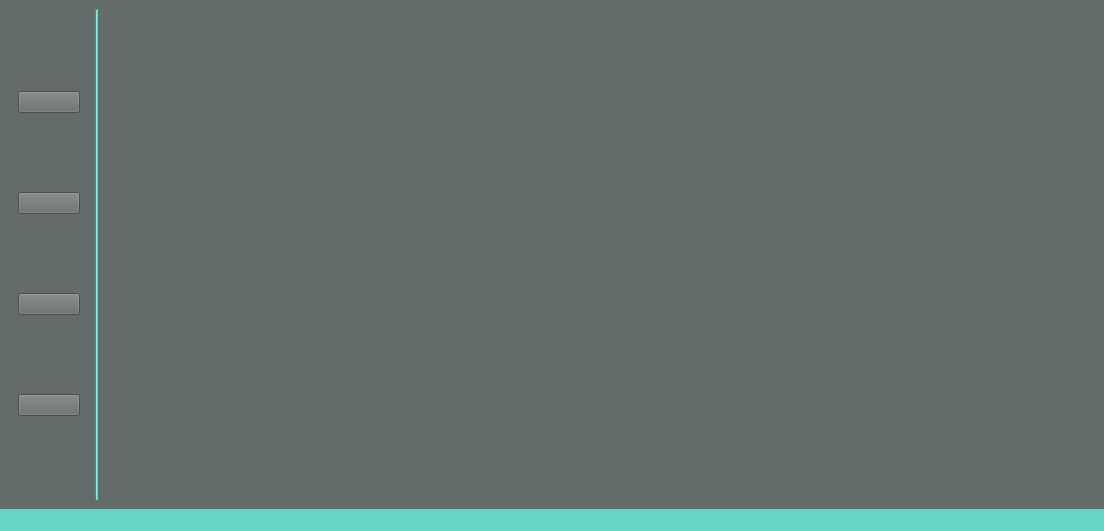
Maks-Tulewicz/WDS_projekt, file HEX_Service/mainwindow.ui: the form before one commit.
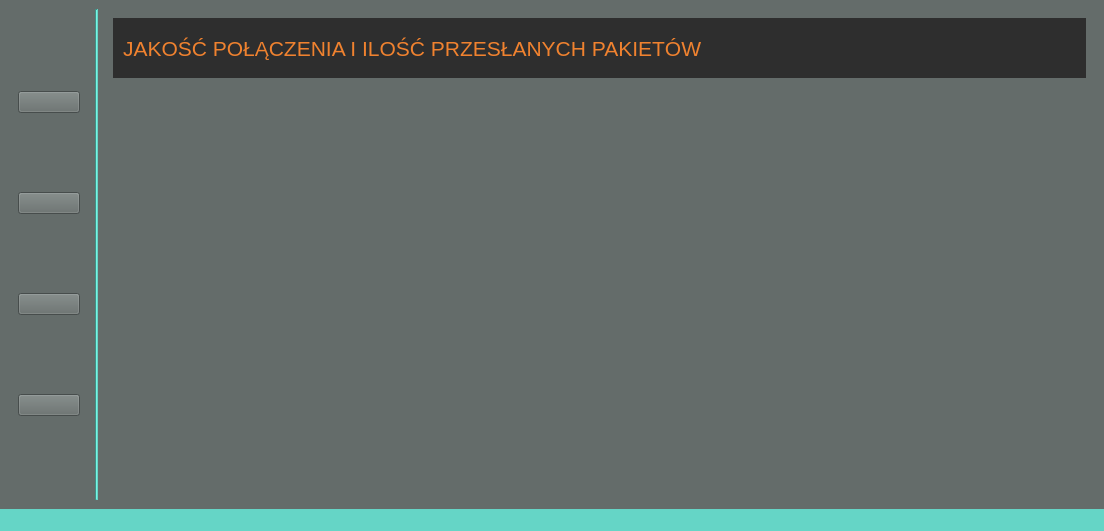
The form after the commit. The open tabs and pages were chosen to show the change. Icons and pictures are not drawn. Custom widgets are drawn as their Qt base class.

Diff of the .ui file:
```diff
--- a/HEX_Service/mainwindow.ui
+++ b/HEX_Service/mainwindow.ui
@@ -1045,6 +1045,28 @@
       </widget>
       <widget class="QWidget" name="fMconnectionWD">
        <layout class="QVBoxLayout" name="verticalLayout_5">
+        <item>
+         <widget class="QLabel" name="titleFmLabel">
+          <property name="maximumSize">
+           <size>
+            <width>16777215</width>
+            <height>60</height>
+           </size>
+          </property>
+          <property name="styleSheet">
+           <string notr="true">font-size: 16pt;
+color: #F0822F;
+background-color: #2E2E2E;
+border: none;
+padding: 5px;
+qproperty-alignment: AlignCenter;
+</string>
+          </property>
+          <property name="text">
+           <string>JAKOŚĆ POŁĄCZENIA I ILOŚĆ PRZESŁANYCH PAKIETÓW</string>
+          </property>
+         </widget>
+        </item>
         <item>
          <widget class="QWidget" name="qualityView" native="true"/>
         </item>
```
Left out of the diff: 5 changed lines with no effect on the pictures.
